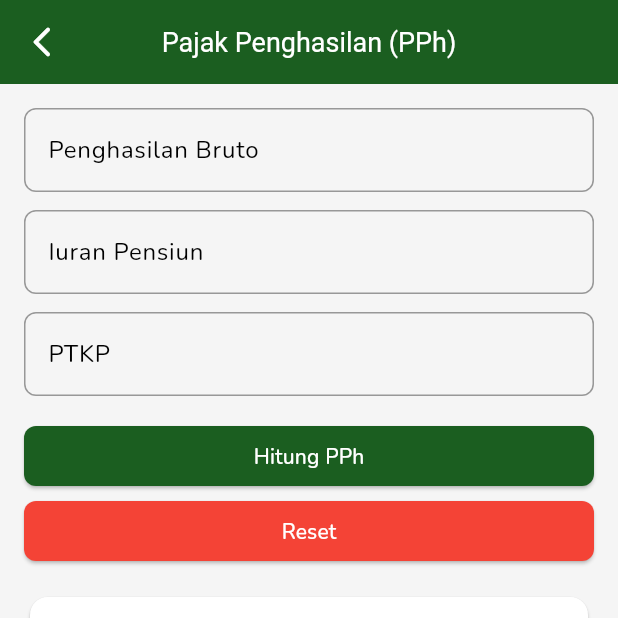
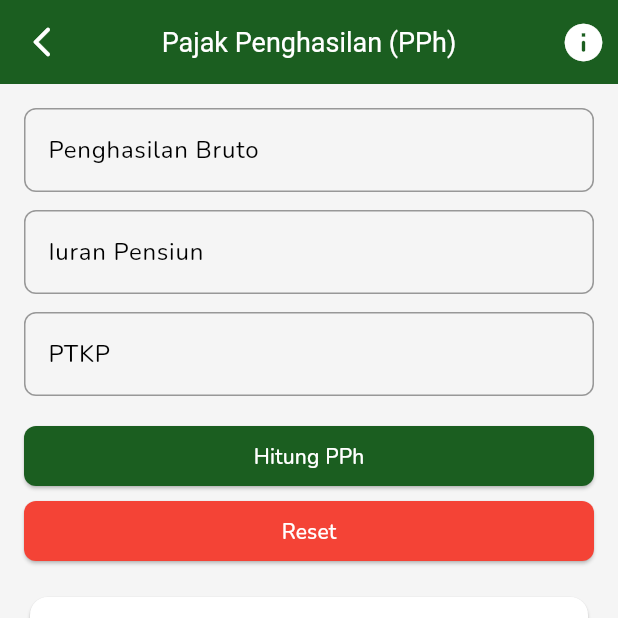
Before and after one commit to muuri19/PajakPro, a Flutter app: the screen it shows after launch, after a tap on "Pajak Penghasilan (PPh)", on a phone screen of 412 x 824 dp, the top half of it. Run offline on Flutter 3.47's test engine with Material 3 defaults, Android fonts, the phone set to English and light mode, and no system bars; our stand-ins replace cached_network_image, google_fonts, loading_animation_widget; network calls fail.

```diff
--- a/lib/features/pajak_bumi_bangunan/ui/pbb_calculator_page.dart
+++ b/lib/features/pajak_bumi_bangunan/ui/pbb_calculator_page.dart
@@ -40,7 +40,7 @@ class _PbbCalculatorPageState extends State<PbbCalculatorPage> {
   @override
   Widget build(BuildContext context) {
     return Scaffold(
-      appBar: const CustomAppBar(title: "Hitung Pajak Bumi dan Bangunan"),
+      appBar: const CustomAppBar(title: "Hitung Pajak Bumi dan Bangunan", panduanPajak: 'Hitung Pajak Bumi dan Bangunan',),
       body: Padding(
         padding: const EdgeInsets.all(16.0),
         child: Form(
--- a/lib/features/pajak_kendaraan_bermotor/ui/pkb_calculator_page.dart
+++ b/lib/features/pajak_kendaraan_bermotor/ui/pkb_calculator_page.dart
@@ -27,7 +27,7 @@ class _PkbCalculatorPageState extends State<PkbCalculatorPage> {
   @override
   Widget build(BuildContext context) {
     return Scaffold(
-      appBar: const CustomAppBar(title: "Pajak Kendaraan Bermotor"),
+      appBar: const CustomAppBar(title: "Pajak Kendaraan Bermotor", panduanPajak: 'Pajak Kendaraan Bermotor',),
       body: Padding(
         padding: const EdgeInsets.all(16.0),
         child: Column(
@@ -35,7 +35,7 @@ class _PkbCalculatorPageState extends State<PkbCalculatorPage> {
           children: [
             CustomTextfield(
                 controller: _njkbController,
-                labelText: "Nilai Jual Kendaraan Bermotor (NJKB)"),
+                labelText: "Nilai Jual Kendaraan Bermotor (NJKB)", validator: (value) {  },),
             const SizedBox(height: 20),
             ButtonCalculate(
                 onPressed: _calculateTax,
--- a/lib/features/pajak_penghasilan/ui/pph_calculator_page.dart
+++ b/lib/features/pajak_penghasilan/ui/pph_calculator_page.dart
@@ -2,7 +2,7 @@ import 'package:flutter/material.dart';
 import 'package:pajakpro/widgets/button_calculate.dart';
 import 'package:pajakpro/widgets/custom_appbar.dart';
 import 'package:pajakpro/widgets/custom_textfield.dart';
-import '../services/pph_calculator.dart';
+import '../controllers/pph_calculator.dart';
 import '../models/pph_calculation.dart';
 
 class PphCalculatorPage extends StatefulWidget {
@@ -19,14 +19,19 @@ class _PphCalculatorPageState extends State<PphCalculatorPage> {
   final _ptkpController = TextEditingController();
   PphCalculation? _result;
 
+  final _formKey = GlobalKey<FormState>();
+
   void _calculatePph() {
-    final penghasilanBruto = double.tryParse(_penghasilanController.text) ?? 0;
+    if (_formKey.currentState!.validate()) {
+      final penghasilanBruto =
+          double.tryParse(_penghasilanController.text) ?? 0;
       final iuranPensiun = double.tryParse(_iuranPensiunController.text) ?? 0;
       final ptkp = double.tryParse(_ptkpController.text) ?? 0;
 
       setState(() {
         _result = hitungPph(penghasilanBruto, iuranPensiun, ptkp);
       });
+    }
   }
 
   void _resetInput() {
@@ -61,22 +66,59 @@ class _PphCalculatorPageState extends State<PphCalculatorPage> {
   Widget build(BuildContext context) {
     return Scaffold(
       backgroundColor: const Color(0xffF5F5F5),
-      appBar: const CustomAppBar(title: "Pajak Penghasilan (PPh)"),
+      appBar: const CustomAppBar(
+        title: "Pajak Penghasilan (PPh)",
+        panduanPajak: 'Pajak Penghasilan (PPh)',
+      ),
       body: SingleChildScrollView(
         physics: const BouncingScrollPhysics(),
         child: Padding(
           padding: const EdgeInsets.all(16.0),
+          child: Form(
+            key: _formKey,  // Tambahkan Form dengan key
             child: Column(
               children: [
                 CustomTextfield(
                   controller: _penghasilanController,
-                  labelText: "Penghasilan Bruto"),
+                  labelText: "Penghasilan Bruto",
+                  validator: (value) {
+                    if (value == null || value.isEmpty) {
+                      return 'Field ini wajib diisi';
+                    }
+                    if (double.tryParse(value) == null) {
+                      return 'Hanya boleh memasukkan angka';
+                    }
+                    return null;
+                  },
+                ),
                 const SizedBox(height: 12),
                 CustomTextfield(
                   controller: _iuranPensiunController,
-                  labelText: "Iuran Pensiun"),
+                  labelText: "Iuran Pensiun",
+                  validator: (value) {
+                    if (value == null || value.isEmpty) {
+                      return 'Field ini wajib diisi';
+                    }
+                    if (double.tryParse(value) == null) {
+                      return 'Hanya boleh memasukkan angka';
+                    }
+                    return null;
+                  },
+                ),
                 const SizedBox(height: 12),
-              CustomTextfield(controller: _ptkpController, labelText: "PTKP"),
+                CustomTextfield(
+                  controller: _ptkpController,
+                  labelText: "PTKP",
+                  validator: (value) {
+                    if (value == null || value.isEmpty) {
+                      return 'Field ini wajib diisi';
+                    }
+                    if (double.tryParse(value) == null) {
+                      return 'Hanya boleh memasukkan angka';
+                    }
+                    return null;
+                  },
+                ),
                 const SizedBox(height: 20),
                 ButtonCalculate(
                   onPressed: _calculatePph,
@@ -102,7 +144,7 @@ class _PphCalculatorPageState extends State<PphCalculatorPage> {
                           ),
                           const SizedBox(height: 3),
                           Text(
-                          "Rp ${_result!.pkp}",
+                            "Rp ${_result?.pkp ?? 0}",
                             style: const TextStyle(
                                 fontSize: 14, fontWeight: FontWeight.w500),
                           ),
@@ -114,7 +156,7 @@ class _PphCalculatorPageState extends State<PphCalculatorPage> {
                           ),
                           const SizedBox(height: 3),
                           Text(
-                          "Rp ${_result!.pphTerutang}",
+                            "Rp ${_result?.pphTerutang ?? 0}",
                             style: const TextStyle(
                                 fontSize: 14, fontWeight: FontWeight.w500),
                           ),
@@ -127,6 +169,7 @@ class _PphCalculatorPageState extends State<PphCalculatorPage> {
             ),
           ),
         ),
+      ),
     );
   }
 }
--- a/lib/features/pajak_penjualan_barang_mewah/ui/ppnbm_calculator_page.dart
+++ b/lib/features/pajak_penjualan_barang_mewah/ui/ppnbm_calculator_page.dart
@@ -29,13 +29,13 @@ class _PpnbmCalculatorPageState extends State<PpnbmCalculatorPage> {
   @override
   Widget build(BuildContext context) {
     return Scaffold(
-      appBar: const CustomAppBar(title: "Pajak Penjualan atas Barang Mewah"),
+      appBar: const CustomAppBar(title: "Pajak Penjualan atas Barang Mewah", panduanPajak: 'Pajak Penjualan atas Barang Mewah',),
       body: Padding(
         padding: const EdgeInsets.all(16.0),
         child: Column(
           children: [
             CustomTextfield(
-                controller: _hargaController, labelText: "Harga Barang"),
+                controller: _hargaController, labelText: "Harga Barang", validator: (value) {  },),
             const SizedBox(height: 16),
             Container(
               decoration: BoxDecoration(
--- a/lib/main.dart
+++ b/lib/main.dart
@@ -9,7 +9,9 @@ import 'package:pajakpro/features/pajak_pertambahan_nilai/ui/ppn_calculator_page
 import 'package:pajakpro/pages/article_page.dart';
 import 'package:pajakpro/pages/dashboard_page.dart';
 import 'package:pajakpro/pages/navigation_page.dart';
+import 'package:pajakpro/pages/splash_screen.dart';
 
+//Ini class main
 void main() {
   runApp(const MyApp());
 }
@@ -27,8 +29,9 @@ class MyApp extends StatelessWidget {
         useMaterial3: true,
         textTheme: GoogleFonts.nunitoTextTheme(Theme.of(context).textTheme),
       ),
-      initialRoute: NavigationPage.routeName,
+      initialRoute: SplashScreen.routeName,
       routes: {
+        SplashScreen.routeName: (context) => const SplashScreen(),
         NavigationPage.routeName: (context) => const NavigationPage(),
         DashboardPage.routeName: (context) => const DashboardPage(),
         ArticlePage.routeName: (context) => const ArticlePage(),
@@ -37,10 +40,9 @@ class MyApp extends StatelessWidget {
         PphCalculatorPage.routeName: (context) => const PphCalculatorPage(),
         PpnCalculatorPage.routeName: (context) => const PpnCalculatorPage(),
         PpnbmCalculatorPage.routeName: (context) => const PpnbmCalculatorPage(),
-        PbbCalculatorPage.routeName: (context) => PbbCalculatorPage(),
+        PbbCalculatorPage.routeName: (context) => const PbbCalculatorPage(),
         PkbCalculatorPage.routeName: (context) => const PkbCalculatorPage(),
         BphtbCalculatorPage.routeName: (context) => const BphtbCalculatorPage()
-
       },
     );
   }
--- a/lib/pages/dashboard_page.dart
+++ b/lib/pages/dashboard_page.dart
@@ -17,15 +17,23 @@ class DashboardPage extends StatelessWidget {
       backgroundColor: const Color(0xffF5F5F5),
       appBar: AppBar(
         backgroundColor: Colors.green.shade900,
+        leading: Padding(
+          padding: const EdgeInsets.only(left: 16.0), // Atur jarak kiri
+          child: Image.asset('assets/logo/pajakpro-logo-nobg.png'),
+        ),
+        centerTitle: true,
         title: const Text(
-          "PajakPro",
-          style: TextStyle(fontWeight: FontWeight.w900, color: Colors.white),
+          "PAJAK PRO",
         ),
+        titleTextStyle: const TextStyle(
+            fontWeight: FontWeight.w900, color: Colors.white, fontSize: 18),
       ),
-      body: SingleChildScrollView(
-        physics: const BouncingScrollPhysics(),
+      body: GlowingOverscrollIndicator(
+        axisDirection: AxisDirection.down,
+        color: Colors.green,
         child: Padding(
           padding: const EdgeInsets.symmetric(horizontal: 25, vertical: 15),
+          child: SingleChildScrollView(
             child: Column(
               children: [
                 ButtonMenuDashboard(
@@ -43,7 +51,8 @@ class DashboardPage extends StatelessWidget {
                   },
                 ),
                 ButtonMenuDashboard(
-                imagePath: 'assets/icons/pajak-penjualan-atas-barang-mewah.png',
+                  imagePath:
+                      'assets/icons/pajak-penjualan-atas-barang-mewah.png',
                   text: "Pajak Penjualan atas Barang Mewah (PPnBM)",
                   onPressed: () {
                     Navigator.pushNamed(context, PpnbmCalculatorPage.routeName);
@@ -75,6 +84,7 @@ class DashboardPage extends StatelessWidget {
             ),
           ),
         ),
+      ),
     );
   }
 }
--- /dev/null
+++ b/lib/pages/splash_screen.dart
@@ -0,0 +1,57 @@
+import 'package:flutter/material.dart';
+import 'package:loading_animation_widget/loading_animation_widget.dart';
+import 'dart:async';
+
+import 'package:pajakpro/pages/navigation_page.dart'; // Untuk delay
+
+class SplashScreen extends StatefulWidget {
+  static const routeName = 'splashscreen';
+  const SplashScreen({super.key});
+
+  @override
+  _SplashScreenState createState() => _SplashScreenState();
+}
+
+class _SplashScreenState extends State<SplashScreen> {
+  @override
+  void initState() {
+    super.initState();
+
+    // Timer untuk melakukan navigasi ke halaman utama setelah beberapa detik
+    Timer(const Duration(seconds: 3), () {
+      Navigator.of(context).pushReplacementNamed(NavigationPage
+          .routeName); // Ganti '/home' dengan route halaman utama Anda
+    });
+  }
+
+  @override
+  Widget build(BuildContext context) {
+    return Scaffold(
+      backgroundColor: Colors.green.shade900, // Sesuaikan warna latar belakang
+      body: Center(
+        child: Column(
+          mainAxisAlignment: MainAxisAlignment.center,
+          children: [
+            // Logo di tengah
+            Image.asset('assets/logo/pajakpro-logo-nobg.png',
+                width: 150, height: 150),
+
+            const SizedBox(height: 20),
+
+            // Teks di bawah logo
+            _buildLoading(context)
+          ],
+        ),
+      ),
+    );
+  }
+
+  Widget _buildLoading(BuildContext context) {
+    return Center(
+      child: LoadingAnimationWidget.staggeredDotsWave(
+        color: Colors.white,
+        size: 40,
+      ),
+    );
+  }
+}
--- a/lib/widgets/custom_appbar.dart
+++ b/lib/widgets/custom_appbar.dart
@@ -2,10 +2,12 @@ import 'package:flutter/material.dart';
 
 class CustomAppBar extends StatelessWidget implements PreferredSizeWidget {
   final String title;
+  final String panduanPajak;
 
   const CustomAppBar({
     super.key,
     required this.title,
+    required this.panduanPajak,
   });
   @override
   Widget build(BuildContext context) {
@@ -22,6 +24,53 @@ class CustomAppBar extends StatelessWidget implements PreferredSizeWidget {
             Icons.arrow_back_ios_new_rounded,
             color: Colors.white,
           )),
+      actions: [
+        GestureDetector(
+          onTap: () {
+            showModalBottomSheet(
+              context: context,
+              shape: const RoundedRectangleBorder(
+                borderRadius: BorderRadius.only(
+                  topLeft: Radius.circular(18),
+                  topRight: Radius.circular(18),
+                ),
+              ),
+              builder: (context) {
+                return Padding(
+                  padding:
+                      const EdgeInsets.symmetric(horizontal: 12, vertical: 8),
+                  child: Column(
+                    children: [
+                      Row(
+                        crossAxisAlignment: CrossAxisAlignment.center,
+                        mainAxisAlignment: MainAxisAlignment.spaceBetween,
+                        children: [
+                          const Text(
+                            'Panduan',
+                          ),
+                          IconButton(
+                            icon: const Icon(Icons.close),
+                            onPressed: () => Navigator.pop(context),
+                          ),
+                        ],
+                      ),
+                      Text(panduanPajak)
+                    ],
+                  ),
+                );
+              },
+            );
+          },
+          child: const Icon(
+            Icons.info_rounded,
+            size: 30,
+            color: Colors.white,
+          ),
+        ),
+        const SizedBox(
+          width: 8,
+        )
+      ],
     );
   }
 
--- a/lib/widgets/custom_textfield.dart
+++ b/lib/widgets/custom_textfield.dart
@@ -1,17 +1,27 @@
 import 'package:flutter/material.dart';
+import 'package:flutter/services.dart';
 
 class CustomTextfield extends StatelessWidget {
   final TextEditingController controller;
   final String labelText;
+  final FormFieldValidator validator;
   const CustomTextfield(
-      {super.key, required this.controller, required this.labelText});
+      {super.key,
+      required this.controller,
+      required this.labelText,
+      required this.validator});
 
   @override
   Widget build(BuildContext context) {
-    return TextField(
+    return TextFormField(
       cursorColor: Colors.green.shade900,
       controller: controller,
       keyboardType: TextInputType.number,
+      inputFormatters: [
+        FilteringTextInputFormatter
+            .digitsOnly, // Hanya memperbolehkan input angka
+      ],
+      enableInteractiveSelection: false,
       decoration: InputDecoration(
           labelText: labelText,
           labelStyle: const TextStyle(color: Colors.black),
@@ -21,7 +31,14 @@ class CustomTextfield extends StatelessWidget {
           focusedBorder: OutlineInputBorder(
               borderRadius: const BorderRadius.all(Radius.circular(8)),
               borderSide: BorderSide(color: Colors.green.shade900, width: 2)),
+          errorBorder: OutlineInputBorder(
+              borderRadius: const BorderRadius.all(Radius.circular(8)),
+              borderSide: BorderSide(color: Colors.red.shade900, width: 2)),
+          focusedErrorBorder: OutlineInputBorder(
+              borderRadius: const BorderRadius.all(Radius.circular(8)),
+              borderSide: BorderSide(color: Colors.red.shade900, width: 2)),
           suffixText: "Rupiah"),
+      validator: validator,
     );
   }
 }
```
Also changed, not shown: lib/features/bea_perolehan_hak_tanah_bangunan/ui/bphtb_calculator_page.dart (+18 -6 lines), lib/features/pajak_pertambahan_nilai/ui/ppn_calculator_page.dart (+28 -5 lines), lib/utils/time_utils.dart (added, +10 -0 lines), pubspec.yaml (+7 -0 lines), assets/logo/pajakpro-logo-nobg.png (added), assets/logo/pajakpro-logo.jpeg (added), assets/logo/pajakpro-logo2-nobg.png (added), assets/logo/pajakpro-logo2.jpeg (added), lib/features/pajak_penghasilan/controllers/pph_calculator.dart (renamed from lib/features/pajak_penghasilan/services/pph_calculator.dart). Lines whose indentation alone changed are shown as unchanged.
